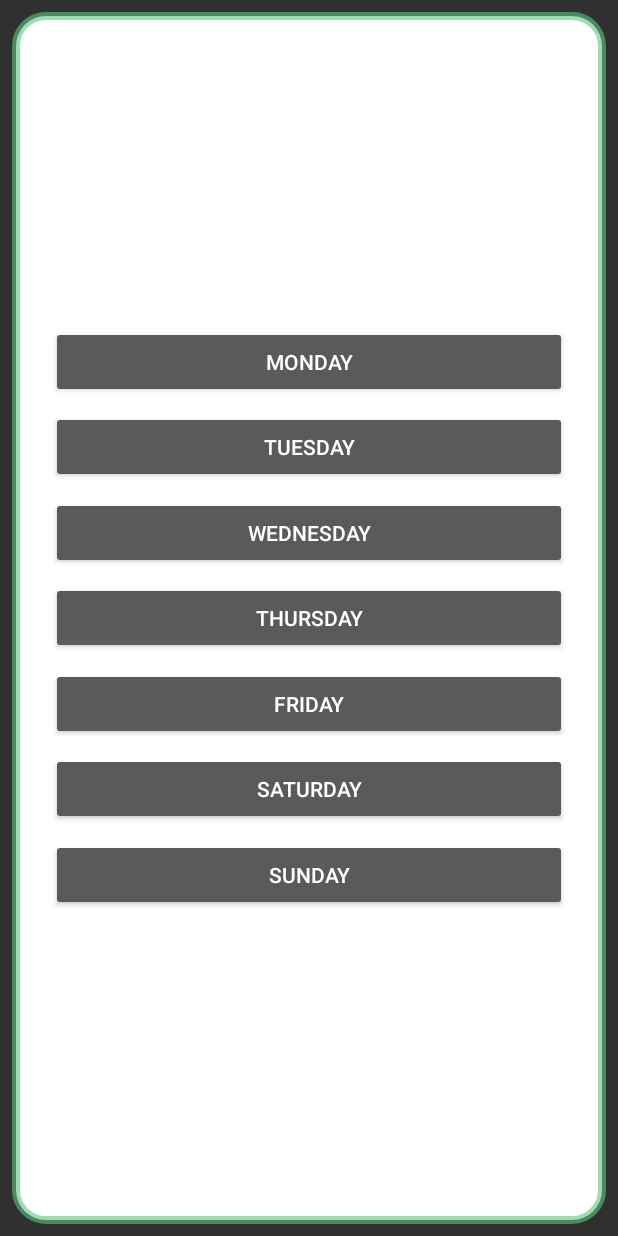
After one commit to Tomroke/MA18Examensarbete, an Android app: the layout select_days.xml on its own in the app's theme, with its tools: preview values and no code run, on a phone screen of 412 x 824 dp. The commit adds this screen. Run offline under Robolectric (Android 15) with nearby library versions, the phone set to English and light mode, and no system bars.

```diff
--- a/app/src/main/java/com/example/ma18ea/ReminderVariables.kt
+++ b/app/src/main/java/com/example/ma18ea/ReminderVariables.kt
@@ -1,6 +1,7 @@
 package com.example.ma18ea
 
 class ReminderVariables(
+        var uid: Int = 0,
         var title:String = "newTitle",
         var doneTime:Long = 0,
         var totalTime:Long = 0,
--- a/app/src/main/java/com/example/ma18ea/room/RemDatabase.kt
+++ b/app/src/main/java/com/example/ma18ea/room/RemDatabase.kt
@@ -21,7 +21,11 @@ abstract class RemDatabase : RoomDatabase() {
             }
 
         private fun buildDatabase(context: Context) =
-            Room.databaseBuilder(context.applicationContext, RemDatabase::class.java, "app.db").build()
+            Room.databaseBuilder(
+                context.applicationContext,
+                RemDatabase::class.java, "RemDatabase"
+            ).fallbackToDestructiveMigration()
+                .build()
     }
 
 }
--- a/app/src/main/res/layout/fragment_reminder_main.xml
+++ b/app/src/main/res/layout/fragment_reminder_main.xml
@@ -132,7 +132,7 @@
             app:layout_constraintStart_toStartOf="parent"
             app:layout_constraintTop_toTopOf="@+id/timer_button" />
 
-        <TextView
+        <EditText
             android:id="@+id/title_reminder_txt"
             android:textColor="#000000"
             android:layout_width="wrap_content"
--- /dev/null
+++ b/app/src/main/res/layout/select_days.xml
@@ -0,0 +1,116 @@
+<?xml version="1.0" encoding="utf-8"?>
+<androidx.constraintlayout.widget.ConstraintLayout
+    xmlns:android="http://schemas.android.com/apk/res/android"
+    xmlns:app="http://schemas.android.com/apk/res-auto"
+    xmlns:tools="http://schemas.android.com/tools"
+    android:orientation="vertical"
+    android:layout_width="match_parent"
+    android:layout_height="match_parent"
+    android:background="#00FFFFFF"
+    android:clickable="false">
+
+    <androidx.constraintlayout.widget.ConstraintLayout
+        android:id="@+id/fragment__background"
+        android:layout_width="match_parent"
+        android:layout_height="match_parent"
+        android:layout_margin="8dp"
+        android:background="@drawable/frag_background"
+        android:paddingStart="18dp"
+        android:paddingEnd="18dp"
+        android:paddingTop="200dp"
+        android:paddingBottom="200dp"
+        android:isScrollContainer="false"
+        app:layout_constraintTop_toTopOf="parent"
+        app:layout_constraintStart_toStartOf="parent"
+        app:layout_constraintEnd_toEndOf="parent"
+        app:layout_constraintBottom_toBottomOf="parent"
+        >
+
+        <Button
+            android:id="@+id/select_monday"
+            android:layout_width="match_parent"
+            android:layout_height="wrap_content"
+            android:layout_marginStart="8dp"
+            android:layout_marginEnd="8dp"
+            android:text="@string/monday_select_string"
+            app:layout_constraintEnd_toEndOf="parent"
+            app:layout_constraintStart_toStartOf="parent"
+            app:layout_constraintTop_toTopOf="parent"
+            app:layout_constraintBottom_toTopOf="@id/select_tuesday"
+            />
+
+        <Button
+            android:id="@+id/select_tuesday"
+            android:layout_width="match_parent"
+            android:layout_height="wrap_content"
+            android:layout_marginStart="8dp"
+            android:layout_marginEnd="8dp"
+            android:text="@string/tuesday_select_string"
+            app:layout_constraintEnd_toEndOf="parent"
+            app:layout_constraintStart_toStartOf="parent"
+            app:layout_constraintTop_toBottomOf="@id/select_monday"
+            app:layout_constraintBottom_toTopOf="@id/select_wednesday"/>
+
+        <Button
+            android:id="@+id/select_wednesday"
+            android:layout_width="match_parent"
+            android:layout_height="wrap_content"
+            android:layout_marginStart="8dp"
+            android:layout_marginEnd="8dp"
+            android:text="@string/wednesday_select_string"
+            app:layout_constraintEnd_toEndOf="parent"
+            app:layout_constraintStart_toStartOf="parent"
+            app:layout_constraintTop_toBottomOf="@id/select_tuesday"
+            app:layout_constraintBottom_toTopOf="@id/select_thursday"/>
+
+        <Button
+            android:id="@+id/select_thursday"
+            android:layout_width="match_parent"
+            android:layout_height="wrap_content"
+            android:layout_marginStart="8dp"
+            android:layout_marginEnd="8dp"
+            android:text="@string/thursday_select_string"
+            app:layout_constraintEnd_toEndOf="parent"
+            app:layout_constraintStart_toStartOf="parent"
+            app:layout_constraintTop_toBottomOf="@id/select_wednesday"
+            app:layout_constraintBottom_toTopOf="@id/select_friday"/>
+
+        <Button
+            android:id="@+id/select_friday"
+            android:layout_width="match_parent"
+            android:layout_height="wrap_content"
+            android:layout_marginStart="8dp"
+            android:layout_marginEnd="8dp"
+            android:text="@string/friday_select_string"
+            app:layout_constraintEnd_toEndOf="parent"
+            app:layout_constraintStart_toStartOf="parent"
+            app:layout_constraintTop_toBottomOf="@id/select_thursday"
+            app:layout_constraintBottom_toTopOf="@id/select_saturday"/>
+
+        <Button
+            android:id="@+id/select_saturday"
+            android:layout_width="match_parent"
+            android:layout_height="wrap_content"
+            android:layout_marginStart="8dp"
+            android:layout_marginEnd="8dp"
+            android:text="@string/saturday_select_string"
+            app:layout_constraintEnd_toEndOf="parent"
+            app:layout_constraintStart_toStartOf="parent"
+            app:layout_constraintTop_toBottomOf="@id/select_friday"
+            app:layout_constraintBottom_toTopOf="@id/select_sunday"/>
+
+        <Button
+            android:id="@+id/select_sunday"
+            android:layout_width="match_parent"
+            android:layout_height="wrap_content"
+            android:layout_marginStart="8dp"
+            android:layout_marginEnd="8dp"
+            android:text="@string/sunday_select_string"
+            app:layout_constraintEnd_toEndOf="parent"
+            app:layout_constraintStart_toStartOf="parent"
+            app:layout_constraintTop_toBottomOf="@id/select_saturday"
+            app:layout_constraintBottom_toBottomOf="parent"/>
+
+    </androidx.constraintlayout.widget.ConstraintLayout>
+
+</androidx.constraintlayout.widget.ConstraintLayout>
--- a/app/src/main/res/values/strings.xml
+++ b/app/src/main/res/values/strings.xml
@@ -23,4 +23,11 @@
     <string name="friday_string">Fri</string>
     <string name="saturday_string">Sat</string>
     <string name="sunday_string">Sun</string>
+    <string name="friday_select_string">Friday</string>
+    <string name="saturday_select_string">Saturday</string>
+    <string name="sunday_select_string">Sunday</string>
+    <string name="thursday_select_string">Thursday</string>
+    <string name="wednesday_select_string">Wednesday</string>
+    <string name="tuesday_select_string">Tuesday</string>
+    <string name="monday_select_string">Monday</string>
 </resources>
```
Also changed, not shown: app/src/main/java/com/example/ma18ea/Fragments/ReminderMainFragment.kt (+144 -42 lines), app/src/main/java/com/example/ma18ea/GenUID.kt (added, +14 -0 lines), app/src/main/java/com/example/ma18ea/MainActivity.kt (+36 -44 lines).
